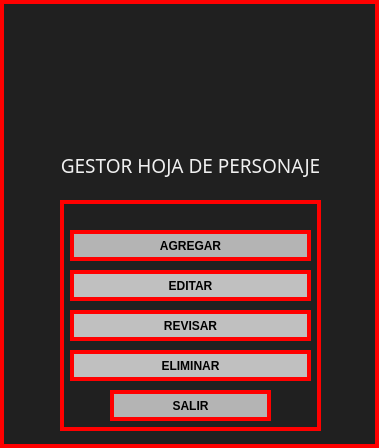
This is charactersheetmanager.ui in dany-maxwell/proyecto-CRUD-Cyberpunk-Red as Qt 5 draws it before an edit. The edited form follows.
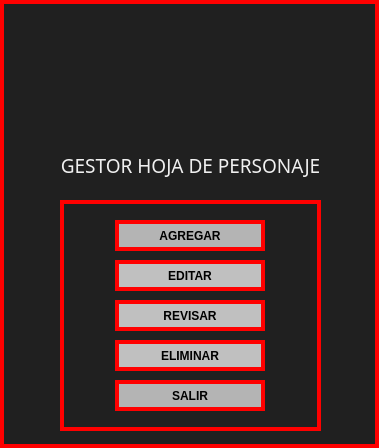
This is the edited form. Icons and pictures are not drawn.

The edit to the form file:
```diff
--- a/charactersheetmanager.ui
+++ b/charactersheetmanager.ui
@@ -99,9 +99,9 @@
     <widget class="QPushButton" name="Salir">
      <property name="geometry">
       <rect>
-       <x>50</x>
-       <y>190</y>
-       <width>161</width>
+       <x>55</x>
+       <y>180</y>
+       <width>150</width>
        <height>31</height>
       </rect>
      </property>
@@ -127,9 +127,9 @@
     <widget class="QPushButton" name="Agregar">
      <property name="geometry">
       <rect>
-       <x>10</x>
-       <y>30</y>
-       <width>241</width>
+       <x>55</x>
+       <y>20</y>
+       <width>150</width>
        <height>31</height>
       </rect>
      </property>
@@ -158,9 +158,9 @@
     <widget class="QPushButton" name="Editar">
      <property name="geometry">
       <rect>
-       <x>10</x>
-       <y>70</y>
-       <width>241</width>
+       <x>55</x>
+       <y>60</y>
+       <width>150</width>
        <height>31</height>
       </rect>
      </property>
@@ -178,9 +178,9 @@
     <widget class="QPushButton" name="Revisar">
      <property name="geometry">
       <rect>
-       <x>10</x>
-       <y>110</y>
-       <width>241</width>
+       <x>55</x>
+       <y>100</y>
+       <width>150</width>
        <height>31</height>
       </rect>
      </property>
@@ -198,9 +198,9 @@
     <widget class="QPushButton" name="Eliminar">
      <property name="geometry">
       <rect>
-       <x>10</x>
-       <y>150</y>
-       <width>241</width>
+       <x>55</x>
+       <y>140</y>
+       <width>150</width>
        <height>31</height>
       </rect>
      </property>
```
Left out of the diff: 4 changed lines with no effect on the pictures.
